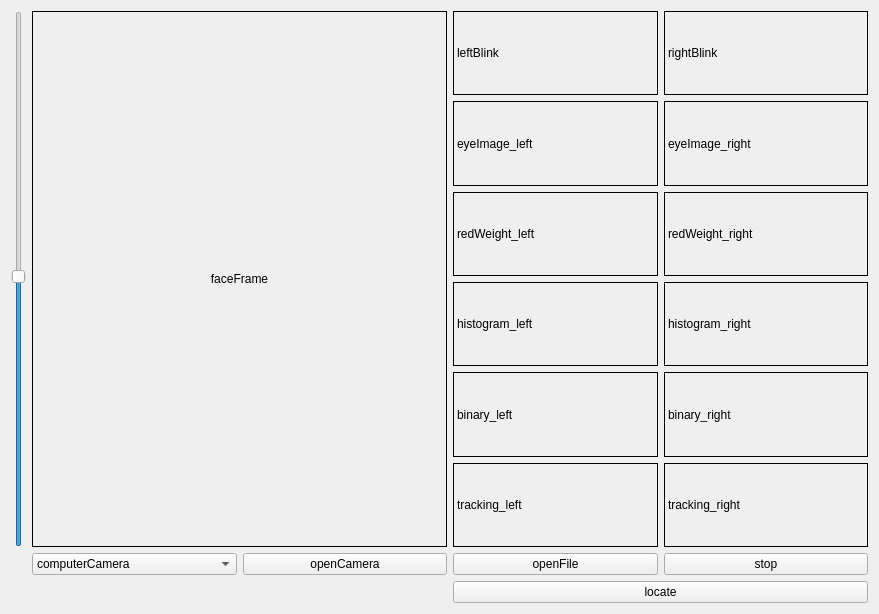
The window that gui/assets/Eyes-Track.ui (LLanjiao/Eyes-Track) describes before a commit, drawn with Qt 5.
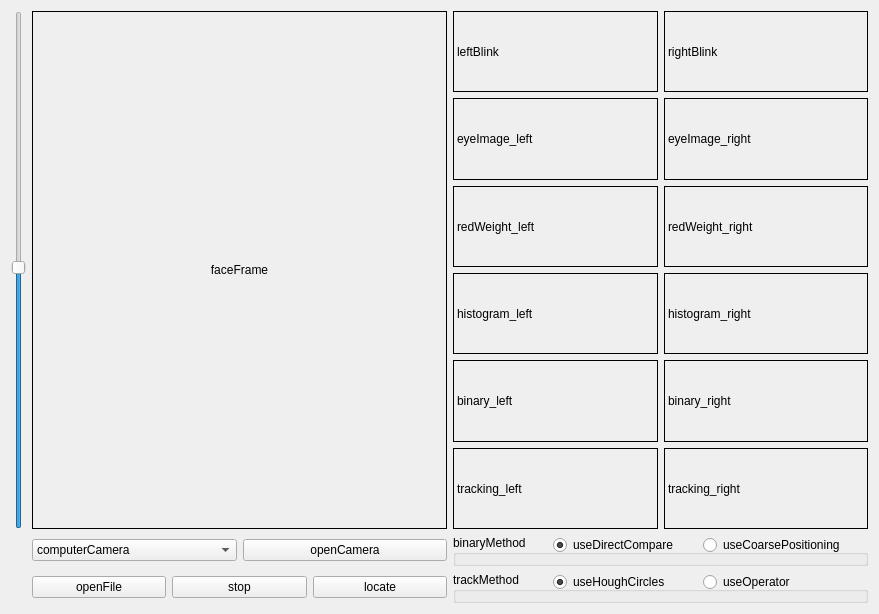
The same window after the commit.

```diff
--- a/gui/assets/Eyes-Track.ui
+++ b/gui/assets/Eyes-Track.ui
@@ -14,26 +14,8 @@
    <string>Form</string>
   </property>
   <layout class="QGridLayout" name="gridLayout_2">
-   <item row="1" column="1">
+   <item row="1" column="0">
     <layout class="QGridLayout" name="gridLayout">
-     <item row="1" column="3">
-      <layout class="QHBoxLayout" name="fileLayout">
-       <item>
-        <widget class="QPushButton" name="openFile">
-         <property name="text">
-          <string>openFile</string>
-         </property>
-        </widget>
-       </item>
-       <item>
-        <widget class="QPushButton" name="stop">
-         <property name="text">
-          <string>stop</string>
-         </property>
-        </widget>
-       </item>
-      </layout>
-     </item>
      <item row="0" column="2">
       <widget class="QLabel" name="faceFrame">
        <property name="mouseTracking">
@@ -50,6 +32,31 @@
        </property>
       </widget>
      </item>
+     <item row="3" column="2">
+      <layout class="QHBoxLayout" name="fileLayout">
+       <item>
+        <widget class="QPushButton" name="openFile">
+         <property name="text">
+          <string>openFile</string>
+         </property>
+        </widget>
+       </item>
+       <item>
+        <widget class="QPushButton" name="stop">
+         <property name="text">
+          <string>stop</string>
+         </property>
+        </widget>
+       </item>
+       <item>
+        <widget class="QPushButton" name="locate">
+         <property name="text">
+          <string>locate</string>
+         </property>
+        </widget>
+       </item>
+      </layout>
+     </item>
      <item row="0" column="3">
       <layout class="QVBoxLayout" name="viewLayout">
        <item>
@@ -261,11 +268,79 @@
        </item>
       </layout>
      </item>
-     <item row="2" column="3">
-      <widget class="QPushButton" name="locate">
-       <property name="text">
-        <string>locate</string>
+     <item row="3" column="3">
+      <widget class="QGroupBox" name="trackMethod">
+       <property name="title">
+        <string>trackMethod</string>
        </property>
+       <widget class="QRadioButton" name="useHoughCircles">
+        <property name="geometry">
+         <rect>
+          <x>100</x>
+          <y>0</y>
+          <width>150</width>
+          <height>20</height>
+         </rect>
+        </property>
+        <property name="text">
+         <string>useHoughCircles</string>
+        </property>
+        <property name="checked">
+         <bool>true</bool>
+        </property>
+       </widget>
+       <widget class="QRadioButton" name="useOperator">
+        <property name="geometry">
+         <rect>
+          <x>250</x>
+          <y>0</y>
+          <width>150</width>
+          <height>20</height>
+         </rect>
+        </property>
+        <property name="text">
+         <string>useOperator</string>
+        </property>
+       </widget>
+      </widget>
+     </item>
+     <item row="1" column="3">
+      <widget class="QGroupBox" name="binaryMethod">
+       <property name="title">
+        <string>binaryMethod</string>
+       </property>
+       <widget class="QRadioButton" name="useDirectCompare">
+        <property name="geometry">
+         <rect>
+          <x>100</x>
+          <y>0</y>
+          <width>150</width>
+          <height>20</height>
+         </rect>
+        </property>
+        <property name="text">
+         <string>useDirectCompare</string>
+        </property>
+        <property name="checked">
+         <bool>true</bool>
+        </property>
+       </widget>
+       <widget class="QRadioButton" name="useCoarsePositioning">
+        <property name="geometry">
+         <rect>
+          <x>250</x>
+          <y>0</y>
+          <width>150</width>
+          <height>20</height>
+         </rect>
+        </property>
+        <property name="text">
+         <string>useCoarsePositioning</string>
+        </property>
+        <property name="checked">
+         <bool>false</bool>
+        </property>
+       </widget>
       </widget>
      </item>
     </layout>
```
